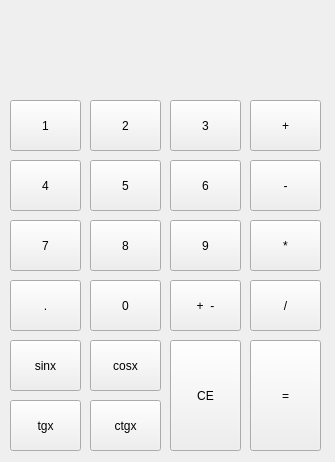
First picture: the form in mainwindow.ui, repository pelswick100/AK2-project, before the edit.
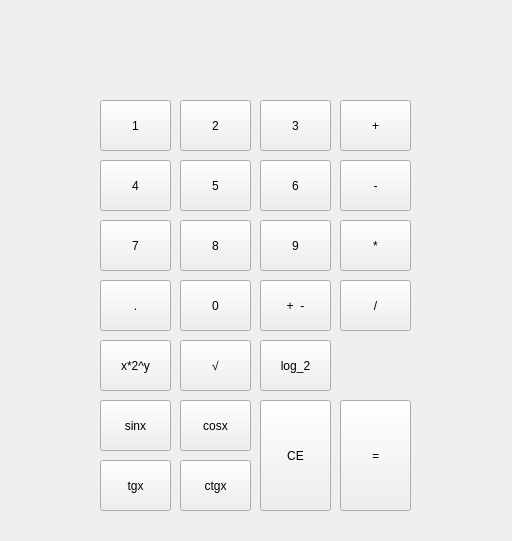
Second picture: the form after the edit.

```diff
--- a/mainwindow.ui
+++ b/mainwindow.ui
@@ -9,9 +9,21 @@
    <rect>
     <x>0</x>
     <y>0</y>
+    <width>512</width>
+    <height>541</height>
+   </rect>
+  </property>
+  <property name="minimumSize">
+   <size>
     <width>335</width>
     <height>462</height>
-   </rect>
+   </size>
+  </property>
+  <property name="maximumSize">
+   <size>
+    <width>100000</width>
+    <height>100000</height>
+   </size>
   </property>
   <property name="cursor">
    <cursorShape>PointingHandCursor</cursorShape>
@@ -25,7 +37,7 @@
      <rect>
       <x>10</x>
       <y>50</y>
-      <width>311</width>
+      <width>491</width>
       <height>31</height>
      </rect>
     </property>
@@ -39,7 +51,7 @@
    <widget class="QPushButton" name="znak1">
     <property name="geometry">
      <rect>
-      <x>10</x>
+      <x>100</x>
       <y>100</y>
       <width>71</width>
       <height>51</height>
@@ -52,7 +64,7 @@
    <widget class="QPushButton" name="znak4">
     <property name="geometry">
      <rect>
-      <x>10</x>
+      <x>100</x>
       <y>160</y>
       <width>71</width>
       <height>51</height>
@@ -65,7 +77,7 @@
    <widget class="QPushButton" name="znak7">
     <property name="geometry">
      <rect>
-      <x>10</x>
+      <x>100</x>
       <y>220</y>
       <width>71</width>
       <height>51</height>
@@ -78,7 +90,7 @@
    <widget class="QPushButton" name="znakkropka">
     <property name="geometry">
      <rect>
-      <x>10</x>
+      <x>100</x>
       <y>280</y>
       <width>71</width>
       <height>51</height>
@@ -91,7 +103,7 @@
    <widget class="QPushButton" name="znak0">
     <property name="geometry">
      <rect>
-      <x>90</x>
+      <x>180</x>
       <y>280</y>
       <width>71</width>
       <height>51</height>
@@ -104,7 +116,7 @@
    <widget class="QPushButton" name="znak8">
     <property name="geometry">
      <rect>
-      <x>90</x>
+      <x>180</x>
       <y>220</y>
       <width>71</width>
       <height>51</height>
@@ -117,7 +129,7 @@
    <widget class="QPushButton" name="znak5">
     <property name="geometry">
      <rect>
-      <x>90</x>
+      <x>180</x>
       <y>160</y>
       <width>71</width>
       <height>51</height>
@@ -130,8 +142,8 @@
    <widget class="QPushButton" name="znakclear">
     <property name="geometry">
      <rect>
-      <x>170</x>
-      <y>340</y>
+      <x>260</x>
+      <y>400</y>
       <width>71</width>
       <height>111</height>
      </rect>
@@ -143,7 +155,7 @@
    <widget class="QPushButton" name="znak9">
     <property name="geometry">
      <rect>
-      <x>170</x>
+      <x>260</x>
       <y>220</y>
       <width>71</width>
       <height>51</height>
@@ -156,7 +168,7 @@
    <widget class="QPushButton" name="znak6">
     <property name="geometry">
      <rect>
-      <x>170</x>
+      <x>260</x>
       <y>160</y>
       <width>71</width>
       <height>51</height>
@@ -169,7 +181,7 @@
    <widget class="QPushButton" name="znak2">
     <property name="geometry">
      <rect>
-      <x>90</x>
+      <x>180</x>
       <y>100</y>
       <width>71</width>
       <height>51</height>
@@ -182,7 +194,7 @@
    <widget class="QPushButton" name="znak3">
     <property name="geometry">
      <rect>
-      <x>170</x>
+      <x>260</x>
       <y>100</y>
       <width>71</width>
       <height>51</height>
@@ -195,7 +207,7 @@
    <widget class="QPushButton" name="znakplus">
     <property name="geometry">
      <rect>
-      <x>250</x>
+      <x>340</x>
       <y>100</y>
       <width>71</width>
       <height>51</height>
@@ -208,7 +220,7 @@
    <widget class="QPushButton" name="znakminus">
     <property name="geometry">
      <rect>
-      <x>250</x>
+      <x>340</x>
       <y>160</y>
       <width>71</width>
       <height>51</height>
@@ -221,7 +233,7 @@
    <widget class="QPushButton" name="znakdziel">
     <property name="geometry">
      <rect>
-      <x>250</x>
+      <x>340</x>
       <y>280</y>
       <width>71</width>
       <height>51</height>
@@ -234,7 +246,7 @@
    <widget class="QPushButton" name="znakmnoz">
     <property name="geometry">
      <rect>
-      <x>250</x>
+      <x>340</x>
       <y>220</y>
       <width>71</width>
       <height>51</height>
@@ -247,8 +259,8 @@
    <widget class="QPushButton" name="znakrowna">
     <property name="geometry">
      <rect>
-      <x>250</x>
-      <y>340</y>
+      <x>340</x>
+      <y>400</y>
       <width>71</width>
       <height>111</height>
      </rect>
@@ -260,8 +272,8 @@
    <widget class="QPushButton" name="znaksin">
     <property name="geometry">
      <rect>
-      <x>10</x>
-      <y>340</y>
+      <x>100</x>
+      <y>400</y>
       <width>71</width>
       <height>51</height>
      </rect>
@@ -273,8 +285,8 @@
    <widget class="QPushButton" name="znakcos">
     <property name="geometry">
      <rect>
-      <x>90</x>
-      <y>340</y>
+      <x>180</x>
+      <y>400</y>
       <width>71</width>
       <height>51</height>
      </rect>
@@ -286,8 +298,8 @@
    <widget class="QPushButton" name="znaktg">
     <property name="geometry">
      <rect>
-      <x>10</x>
-      <y>400</y>
+      <x>100</x>
+      <y>460</y>
       <width>71</width>
       <height>51</height>
      </rect>
@@ -299,8 +311,8 @@
    <widget class="QPushButton" name="znakctg">
     <property name="geometry">
      <rect>
-      <x>90</x>
-      <y>400</y>
+      <x>180</x>
+      <y>460</y>
       <width>71</width>
       <height>51</height>
      </rect>
@@ -312,7 +324,7 @@
    <widget class="QPushButton" name="znakujemny">
     <property name="geometry">
      <rect>
-      <x>170</x>
+      <x>260</x>
       <y>280</y>
       <width>71</width>
       <height>51</height>
@@ -327,7 +339,7 @@
      <rect>
       <x>10</x>
       <y>10</y>
-      <width>311</width>
+      <width>491</width>
       <height>31</height>
      </rect>
     </property>
@@ -338,6 +350,45 @@
      <string/>
     </property>
    </widget>
+   <widget class="QPushButton" name="znakxdoy">
+    <property name="geometry">
+     <rect>
+      <x>100</x>
+      <y>340</y>
+      <width>71</width>
+      <height>51</height>
+     </rect>
+    </property>
+    <property name="text">
+     <string>x*2^y</string>
+    </property>
+   </widget>
+   <widget class="QPushButton" name="znaksqrt">
+    <property name="geometry">
+     <rect>
+      <x>180</x>
+      <y>340</y>
+      <width>71</width>
+      <height>51</height>
+     </rect>
+    </property>
+    <property name="text">
+     <string>√</string>
+    </property>
+   </widget>
+   <widget class="QPushButton" name="znaklog2">
+    <property name="geometry">
+     <rect>
+      <x>260</x>
+      <y>340</y>
+      <width>71</width>
+      <height>51</height>
+     </rect>
+    </property>
+    <property name="text">
+     <string>log_2</string>
+    </property>
+   </widget>
   </widget>
  </widget>
  <layoutdefault spacing="6" margin="11"/>
```
